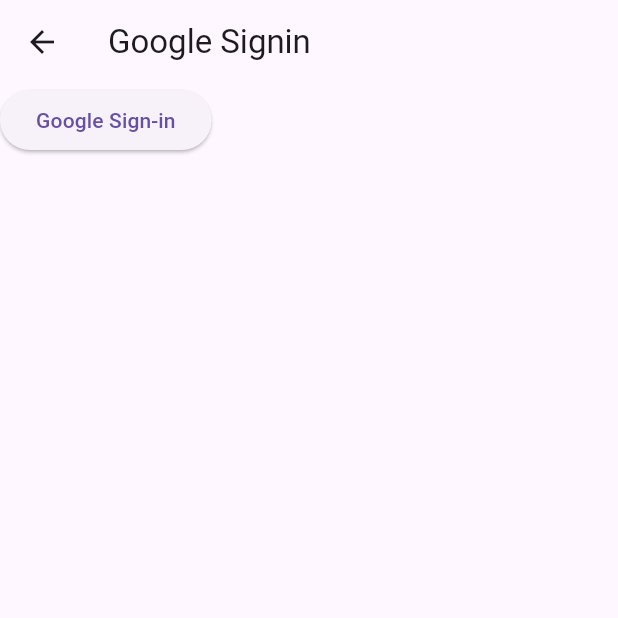
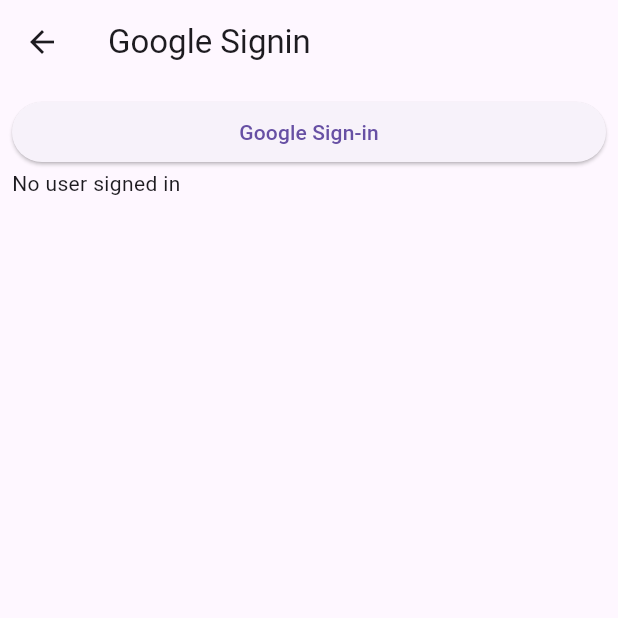
Before and after one commit to highwingers/flutter_playground, a Flutter app: the Google screen opened directly, after a tap on "Google Sign-in", on a phone screen of 412 x 824 dp, the top half of it. Run offline on Flutter 3.47's test engine with Material 3 defaults, Android fonts, the phone set to English and light mode, and no system bars; our stand-ins replace app_links, firebase_auth, firebase_core, geocoding, geolocator, google_sign_in and 1 more; accounts and stored records are empty.

Commit message:
markup changes

```diff
--- a/lib/main.dart
+++ b/lib/main.dart
@@ -5,10 +5,9 @@ import 'package:firebase_core/firebase_core.dart';
 import 'package:flutter/material.dart';
 import 'package:flutter_playground/firebase_options.dart';
 import 'pages/home.dart';
+
 void main() async {
   WidgetsFlutterBinding.ensureInitialized();
   await Firebase.initializeApp(options: DefaultFirebaseOptions.currentPlatform);
-  runApp(const MaterialApp(
-    home:  Home(),
-  ));
+  runApp(const MaterialApp(home: Home()));
 }
--- a/lib/pages/Google.dart
+++ b/lib/pages/Google.dart
@@ -1,6 +1,7 @@
 import 'package:flutter/material.dart';
 import 'package:flutter_playground/auth/auth_service.dart';
 import 'package:flutter_playground/pages/home.dart';
+
 class Google extends StatefulWidget {
   const Google({super.key});
 
@@ -9,35 +10,42 @@ class Google extends StatefulWidget {
 }
 
 class _GoogleState extends State<Google> {
- String? _email = '';
+  String? _email;
 
   @override
   Widget build(BuildContext context) {
     return Scaffold(
-      appBar: AppBar(
-        title: Text("Google Signin"
-        ),
-      ),
-      body: Column(
+      appBar: AppBar(title: Text("Google Signin")),
+      body: Padding(
+        padding: const EdgeInsets.all(8.0),
+        child: Center(
+          child: Column(
+            crossAxisAlignment: CrossAxisAlignment.stretch,
             children: [
-          ElevatedButton(onPressed: () async {
+              ElevatedButton(
+                onPressed: () async {
                   AuthService auth = AuthService();
                   await auth.signInWithGoogle();
 
-            if(auth.getCurrentUser()?.email!=null) {
+                  if (auth.getCurrentUser()?.email != null) {
                     print(auth.getCurrentUser()?.uid);
-              Navigator.push(context, MaterialPageRoute(builder: (_) => Home()));
-            }
-
+                    Navigator.push(
+                      context,
+                      MaterialPageRoute(builder: (_) => Home()),
+                    );
 
                     setState(() {
                       _email = auth.getCurrentUser()?.email.toString();
                     });
-
-          },   child: Text("Google Sign-in")),
-          Text(_email??"Email"),
+                  }
+                },
+                child: Text("Google Sign-in"),
+              ),
+              Text(_email ?? "No user signed in"),
             ],
-      )
+          ),
+        ),
+      ),
     );
   }
 }
--- a/lib/pages/actionmenu.dart
+++ b/lib/pages/actionmenu.dart
@@ -7,38 +7,45 @@ import 'package:flutter_playground/pages/Google.dart';
 
 import 'package:flutter_playground/pages/apple.dart';
 
-
-
 List<Widget> actionMenu(BuildContext context) {
-  return   [
+  return [
     PopupMenuButton<String>(
       onSelected: (value) async {
         // Handle menu actions
-      if(value=='location') {
-        Navigator.push(context, MaterialPageRoute(builder: (_) => Location()));
+        if (value == 'location') {
+          Navigator.push(
+            context,
+            MaterialPageRoute(builder: (_) => Location()),
+          );
         }
-      if(value=='home') {
+        if (value == 'home') {
           Navigator.push(context, MaterialPageRoute(builder: (_) => Home()));
         }
 
-      if(value=='google') {
+        if (value == 'google') {
           Navigator.push(context, MaterialPageRoute(builder: (_) => Google()));
         }
-      if(value=='apple') {
+        if (value == 'apple') {
           Navigator.push(context, MaterialPageRoute(builder: (_) => Apple()));
         }
-      if(value=='logout') {
+        if (value == 'logout') {
           await AuthService().logOut();
           Navigator.push(context, MaterialPageRoute(builder: (_) => Home()));
         }
-      if(value=='amazon') {
+        if (value == 'amazon') {
           await AuthService().logOut();
           Navigator.push(context, MaterialPageRoute(builder: (_) => Amazon()));
         }
       },
       itemBuilder: (BuildContext context) {
         return [
-        PopupMenuItem(value: 'home', child: Text('Home')),
+          PopupMenuItem(
+            value: 'home',
+            child: Text(
+              'Home',
+              style: TextStyle(fontSize: 18, color: Colors.blue),
+            ),
+          ),
           PopupMenuItem(value: 'location', child: Text('Location')),
           PopupMenuItem(value: 'google', child: Text('Google')),
           PopupMenuItem(value: 'apple', child: Text('Apple')),
@@ -46,6 +53,6 @@ List<Widget> actionMenu(BuildContext context) {
           PopupMenuItem(value: 'logout', child: Text('Logout')),
         ];
       },
-  )
+    ),
   ];
 }
--- a/lib/pages/home.dart
+++ b/lib/pages/home.dart
@@ -48,7 +48,9 @@ class _HomeState extends State<Home> {
   @override
   Widget build(BuildContext context) {
     return Scaffold(
+      backgroundColor: Colors.grey[300],
       appBar: AppBar(
+        backgroundColor: Colors.grey[300],
         leading: Container(),
         title: AuthService().getCurrentUser()?.uid == null
             ? Text("Dart Playground")
```
Lines whose indentation alone changed are shown as unchanged.
